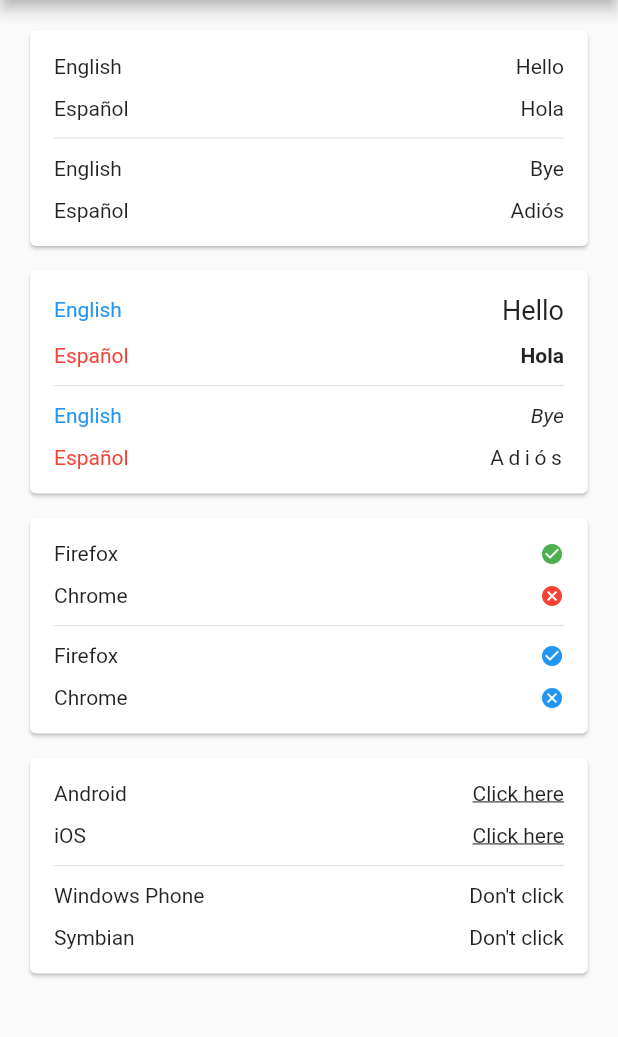
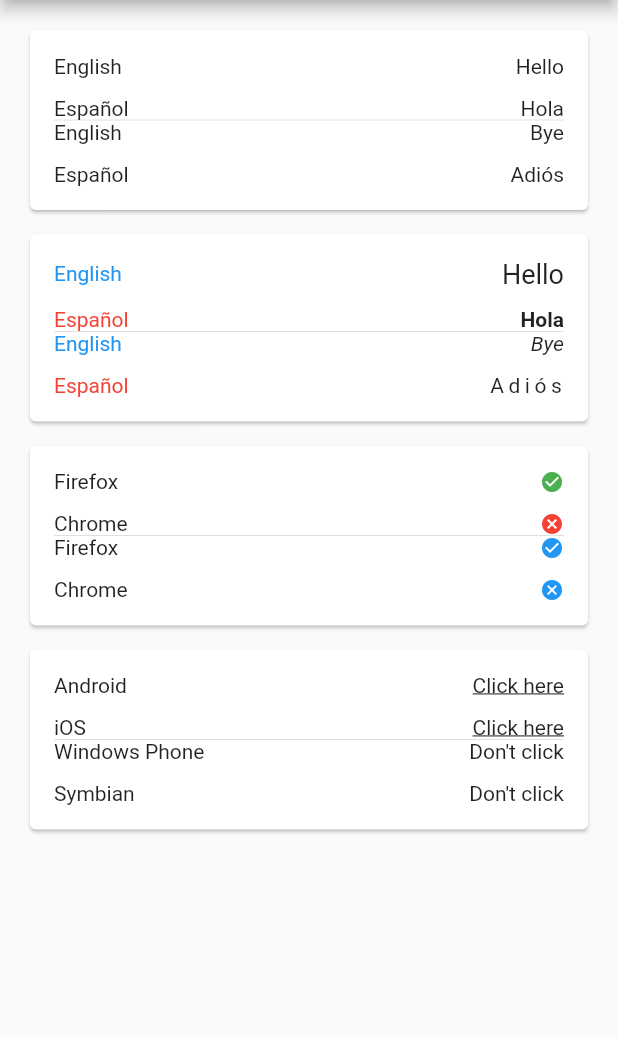
Before and after one commit to jesusrp98/row_collection, a Flutter app: the screen it shows after launch, on a phone screen of 412 x 824 dp, the part 84-1121 px from its top. Run offline on Flutter 3.47's test engine with Material 2 defaults, Android fonts, the phone set to English and light mode, and no system bars.

Commit message:
More separator enhancements

```diff
--- a/lib/src/separator.dart
+++ b/lib/src/separator.dart
@@ -20,13 +20,8 @@ class Separator {
     return SizedBox(height: 8);
   }
 
-  /// It's a simple divider, you know, with default variables.
-  static divider({double height = 24, double indent = 0}) {
-    return Divider(height: height, indent: indent);
-  }
-
   /// Divider with height 0, as thin as a piece of paper.
-  static thinDivider({double indent = 0}) {
+  static divider({double indent = 0}) {
     return Divider(height: 0, indent: indent);
   }
 
```
